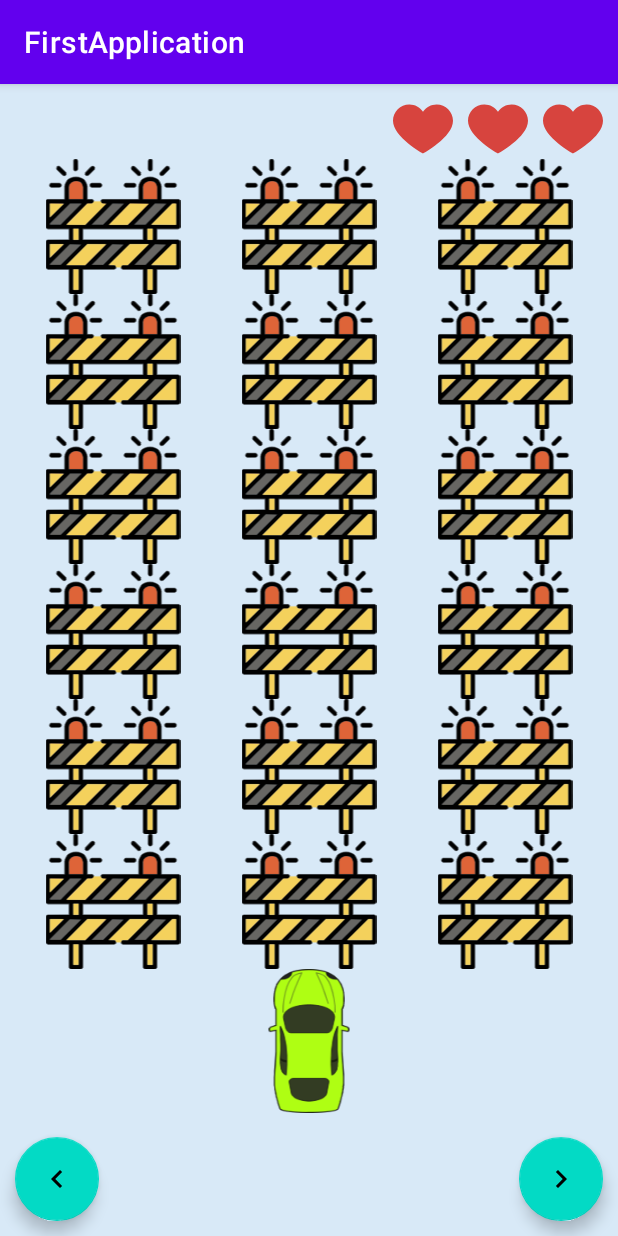
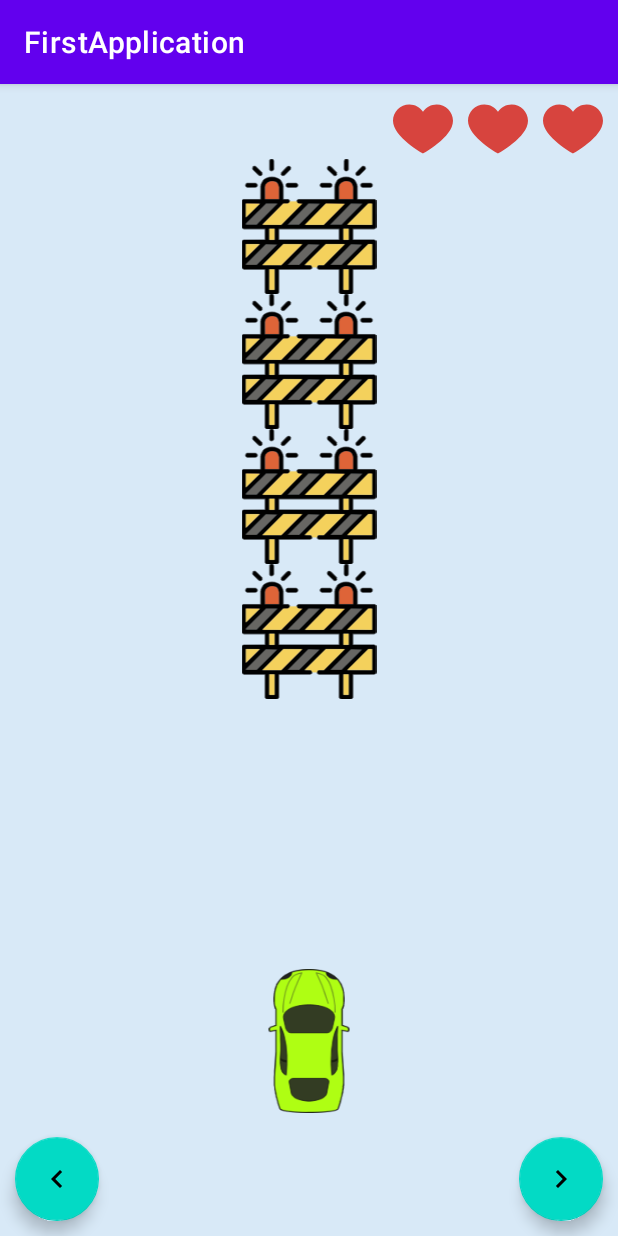
Before and after one commit to Danielberin23/Carlanegame, an Android app: the screen it shows after launch (MainActivity), on a phone screen of 412 x 824 dp. Run offline under Robolectric (Android 15) with nearby library versions, the phone set to English and light mode, and no system bars.

Commit message:
finished project

```diff
--- a/app/src/main/java/Logic/GameManager.java
+++ b/app/src/main/java/Logic/GameManager.java
@@ -17,6 +17,9 @@ public class GameManager {
     private int[][] matOfObstacle;
     private int car_Position;
     private boolean isCrash = false;
+
+
+
     private boolean isFinish = false;
 
     public GameManager (int numOfLives , int numRows , int numCol){
@@ -78,9 +81,6 @@ public class GameManager {
     }
     private void addNewObstacle() {
         int randomCol = new Random().nextInt(numCol);
-        while(matOfObstacle[0][randomCol]==1)
-            randomCol=new Random().nextInt(numCol);
-
 
         for (int i = 0; i < numCol; i++) {
             if(randomCol == i) {
@@ -110,11 +110,6 @@ public class GameManager {
                         if(numOfLives == 0){
                             isFinish = true;
                         }
-                    }
-                }
-                if( i == numRows - 1 && matOfObstacle[i][j] == 2){
-                    matOfObstacle[i][j] = 0;
-                    if(j == car_Position){
                     }
                 }
                 else if(i != numRows - 1){
@@ -166,5 +161,12 @@ public class GameManager {
     public void setMatOfObstacle(int[][] matOfObstacle) {
         this.matOfObstacle = matOfObstacle;
     }
+    public boolean isFinish() {
+        return isFinish;
+    }
+
+    public void setFinish(boolean finish) {
+        isFinish = finish;
+    }
 
 }
--- a/app/src/main/java/com/example/firstapplication/MainActivity.java
+++ b/app/src/main/java/com/example/firstapplication/MainActivity.java
@@ -1,7 +1,6 @@
 package com.example.firstapplication;
 
-import androidx.appcompat.app.AppCompatActivity;
-
+import android.annotation.SuppressLint;
 import android.content.Context;
 import android.os.Build;
 import android.os.Bundle;
@@ -10,8 +9,13 @@ import android.os.Vibrator;
 import android.view.View;
 import android.widget.Toast;
 
+import androidx.appcompat.app.AppCompatActivity;
+
 import com.google.android.material.floatingactionbutton.FloatingActionButton;
 import com.google.android.material.imageview.ShapeableImageView;
+
+import java.util.Timer;
+import java.util.TimerTask;
 
 import Logic.GameManager;
 
@@ -20,27 +24,41 @@ public class MainActivity extends AppCompatActivity {
     private FloatingActionButton[]  main_Action_Buttons;
     private ShapeableImageView[] main_IMG_hearts;
     private ShapeableImageView[] main_Car_green;
-    private ShapeableImageView[] main_Obstacles_lane;
+    private ShapeableImageView[][] main_Obstacles_lane;
     GameManager gameManager;
-    private int numOfLives = 3;
-    private int numRows = 6;
-    private int numCol =3;
-    private static final int DELAY = 1000;
-    private int car_Position=1;
+    private Timer timer;
+    private final int numOfLives = 3;
+    private final int numRows = 6;
+    private final int numCol =3;
+    private static final int DELAY = 700;
 
 
     @Override
     protected void onCreate(Bundle savedInstanceState) {
         super.onCreate(savedInstanceState);
         setContentView(R.layout.activity_main);
+        findViews();
+        setArrowKeyClickListeners();
+        gameManager = new GameManager(numOfLives, numRows, numCol);
+        gameManager.initItems();
 
-        findViews();
-
-        setArrowKeyClickListeners();
     }
     //
+    protected void onResume() {
+        super.onResume();
+        startTimer();
+    }
 
+    private void startTimer() {
+        timer = new Timer();
+        timer.scheduleAtFixedRate(new TimerTask() {
+            @Override
+            public void run() {
+                runOnUiThread(() -> updateUI());
 
+            }
+        }, DELAY, DELAY);
+    }
     private void updateUI() {
         gameManager.updateBoard();
         boolean isFinish = gameManager.isGameFinish();
@@ -48,6 +66,11 @@ public class MainActivity extends AppCompatActivity {
         if (isFinish) {
             showToast("Game Over");
             makeVibrate();
+            gameManager.setNumOfLives(3);//return to full life
+            gameManager.initItems();// restart board
+            gameManager.setFinish(false);//restart game
+
+
 
         } else {
             boolean isCrashed = gameManager.isCrash();
@@ -63,20 +86,20 @@ public class MainActivity extends AppCompatActivity {
 
     private void showObstacles() {
         int[][] matObstacles = gameManager.getMatOfObstacle();
-        int height=0;
         for (int i = 0; i < numRows; i++) {
             for (int j = 0; j < numCol; j++) {
                 if (matObstacles[i][j] == 1) {
-                    main_Obstacles_lane[i].setImageResource(R.drawable.barrier);
-                    main_Obstacles_lane[i].setVisibility(View.VISIBLE);
+                    main_Obstacles_lane[i][j].setImageResource(R.drawable.barrier);
+                    main_Obstacles_lane[i][j].setVisibility(View.VISIBLE);
                 }
                 else  {
-                    main_Obstacles_lane[i].setVisibility(View.INVISIBLE);
+                    main_Obstacles_lane[i][j].setVisibility(View.INVISIBLE);
                 }
             }
         }
     }
 
+    @SuppressLint("ObsoleteSdkInt")
     private void makeVibrate(){
         Vibrator v = (Vibrator) getSystemService(Context.VIBRATOR_SERVICE);
         // Vibrate for 500 milliseconds
@@ -103,6 +126,8 @@ public class MainActivity extends AppCompatActivity {
 
 
     private void clickedActionLeft() {
+        gameManager.moveCar("left");
+        showCar();
 
     }
     private void showToast(String string) {
@@ -143,8 +168,34 @@ public class MainActivity extends AppCompatActivity {
                 findViewById(R.id.main_Left_button),
                 findViewById(R.id.main_Right_button)
         };
+        findObstacles();
     }
-    private void findObstocales(){
+    private void findObstacles(){
+        main_Obstacles_lane = new ShapeableImageView[][]{
+                {findViewById(R.id.main_IMG_Barrier_11),
+                        findViewById(R.id.main_IMG_Barrier_21),
+                        findViewById(R.id.main_IMG_Barrier_31),}
+                ,
+                {findViewById(R.id.main_IMG_Barrier_12),
+                        findViewById(R.id.main_IMG_Barrier_22),
+                        findViewById(R.id.main_IMG_Barrier_32),
+                },
+                {findViewById(R.id.main_IMG_Barrier_13),
+                        findViewById(R.id.main_IMG_Barrier_23),
+                        findViewById(R.id.main_IMG_Barrier_33),},
 
+                {findViewById(R.id.main_IMG_Barrier_14),
+                        findViewById(R.id.main_IMG_Barrier_24),
+                        findViewById(R.id.main_IMG_Barrier_34),
+                        },
+                {findViewById(R.id.main_IMG_Barrier_15),
+                        findViewById(R.id.main_IMG_Barrier_25),
+                        findViewById(R.id.main_IMG_Barrier_35),
+                       },
+                {findViewById(R.id.main_IMG_Barrier_16),
+                        findViewById(R.id.main_IMG_Barrier_26),
+                        findViewById(R.id.main_IMG_Barrier_36),
+                }
+        };
     }
 }
--- a/app/src/main/res/layout/activity_main.xml
+++ b/app/src/main/res/layout/activity_main.xml
@@ -101,13 +101,15 @@
         android:id="@+id/main_Right_button"
         android:layout_width="wrap_content"
         android:layout_height="wrap_content"
-        android:layout_margin="10dp"
+        android:layout_alignParentRight="true"
         android:layout_alignParentBottom="true"
-        android:layout_alignParentRight="true"
+        android:layout_marginStart="10dp"
+        android:layout_marginTop="10dp"
+        android:layout_marginEnd="10dp"
+        android:layout_marginBottom="10dp"
+        android:contentDescription="right"
         android:src="@drawable/baseline_keyboard_arrow_right_24"
-        android:contentDescription="right"
-        tools:ignore="HardcodedText,RelativeOverlap,RtlHardcoded">
-    </com.google.android.material.floatingactionbutton.FloatingActionButton>
+        tools:ignore="HardcodedText,RelativeOverlap,RtlHardcoded,ImageContrastCheck"></com.google.android.material.floatingactionbutton.FloatingActionButton>
 
     <com.google.android.material.floatingactionbutton.FloatingActionButton
         android:id="@+id/main_Left_button"
@@ -120,10 +122,10 @@
         android:layout_marginTop="10dp"
         android:layout_marginEnd="16dp"
         android:layout_marginBottom="10dp"
+        android:contentDescription="left"
         android:src="@drawable/baseline_keyboard_arrow_left_24"
         app:fabSize="normal"
-        android:contentDescription="left"
-        tools:ignore="HardcodedText,RtlHardcoded" />
+        tools:ignore="HardcodedText,RtlHardcoded,ImageContrastCheck" />
 <LinearLayout
     android:layout_width="match_parent"
     android:layout_height="90dp"
@@ -131,19 +133,25 @@
     android:layout_marginStart="10dp"
     android:layout_marginEnd="10dp">
     <com.google.android.material.imageview.ShapeableImageView
+        android:id="@+id/main_IMG_Barrier_11"
         android:layout_width="100dp"
         android:layout_height="90dp"
         app:srcCompat="@drawable/barrier"
+        android:visibility="invisible"
         android:layout_weight="1"/>
     <com.google.android.material.imageview.ShapeableImageView
+        android:id="@+id/main_IMG_Barrier_21"
         android:layout_width="100dp"
         android:layout_height="90dp"
         app:srcCompat="@drawable/barrier"
+        android:visibility="invisible"
         android:layout_weight="1"/>
     <com.google.android.material.imageview.ShapeableImageView
+        android:id="@+id/main_IMG_Barrier_31"
         android:layout_width="100dp"
         android:layout_height="90dp"
         app:srcCompat="@drawable/barrier"
+        android:visibility="invisible"
         android:layout_weight="1"/>
 
 </LinearLayout>
@@ -154,19 +162,25 @@
         android:layout_marginStart="10dp"
         android:layout_marginEnd="10dp">
         <com.google.android.material.imageview.ShapeableImageView
+            android:id="@+id/main_IMG_Barrier_12"
             android:layout_width="100dp"
             android:layout_height="90dp"
             app:srcCompat="@drawable/barrier"
+            android:visibility="invisible"
             android:layout_weight="1"/>
         <com.google.android.material.imageview.ShapeableImageView
+            android:id="@+id/main_IMG_Barrier_22"
             android:layout_width="100dp"
             android:layout_height="90dp"
             app:srcCompat="@drawable/barrier"
+            android:visibility="invisible"
             android:layout_weight="1"/>
         <com.google.android.material.imageview.ShapeableImageView
+            android:id="@+id/main_IMG_Barrier_32"
             android:layout_width="100dp"
             android:layout_height="90dp"
             app:srcCompat="@drawable/barrier"
+            android:visibility="invisible"
             android:layout_weight="1"/>
 
     </LinearLayout>
@@ -177,19 +191,25 @@
         android:layout_marginStart="10dp"
         android:layout_marginEnd="10dp">
         <com.google.android.material.imageview.ShapeableImageView
+            android:id="@+id/main_IMG_Barrier_13"
             android:layout_width="100dp"
             android:layout_height="90dp"
             app:srcCompat="@drawable/barrier"
+            android:visibility="invisible"
             android:layout_weight="1"/>
         <com.google.android.material.imageview.ShapeableImageView
+            android:id="@+id/main_IMG_Barrier_23"
             android:layout_width="100dp"
             android:layout_height="90dp"
             app:srcCompat="@drawable/barrier"
+            android:visibility="invisible"
             android:layout_weight="1"/>
         <com.google.android.material.imageview.ShapeableImageView
+            android:id="@+id/main_IMG_Barrier_33"
             android:layout_width="100dp"
             android:layout_height="90dp"
             app:srcCompat="@drawable/barrier"
+            android:visibility="invisible"
             android:layout_weight="1"/>
 
     </LinearLayout>
@@ -200,19 +220,25 @@
         android:layout_marginStart="10dp"
         android:layout_marginEnd="10dp">
         <com.google.android.material.imageview.ShapeableImageView
+            android:id="@+id/main_IMG_Barrier_14"
             android:layout_width="100dp"
             android:layout_height="90dp"
             app:srcCompat="@drawable/barrier"
+            android:visibility="invisible"
             android:layout_weight="1"/>
         <com.google.android.material.imageview.ShapeableImageView
+            android:id="@+id/main_IMG_Barrier_24"
             android:layout_width="100dp"
             android:layout_height="90dp"
             app:srcCompat="@drawable/barrier"
+            android:visibility="invisible"
             android:layout_weight="1"/>
         <com.google.android.material.imageview.ShapeableImageView
+            android:id="@+id/main_IMG_Barrier_34"
             android:layout_width="100dp"
             android:layout_height="90dp"
             app:srcCompat="@drawable/barrier"
+            android:visibility="invisible"
             android:layout_weight="1"/>
 
     </LinearLayout>
@@ -223,19 +249,25 @@
         android:layout_marginStart="10dp"
         android:layout_marginEnd="10dp">
         <com.google.android.material.imageview.ShapeableImageView
+            android:id="@+id/main_IMG_Barrier_15"
             android:layout_width="100dp"
             android:layout_height="90dp"
             app:srcCompat="@drawable/barrier"
+            android:visibility="invisible"
             android:layout_weight="1"/>
         <com.google.android.material.imageview.ShapeableImageView
+            android:id="@+id/main_IMG_Barrier_25"
             android:layout_width="100dp"
             android:layout_height="90dp"
             app:srcCompat="@drawable/barrier"
+            android:visibility="invisible"
             android:layout_weight="1"/>
         <com.google.android.material.imageview.ShapeableImageView
+            android:id="@+id/main_IMG_Barrier_35"
             android:layout_width="100dp"
             android:layout_height="90dp"
             app:srcCompat="@drawable/barrier"
+            android:visibility="invisible"
             android:layout_weight="1"/>
 
     </LinearLayout>
@@ -246,19 +278,25 @@
         android:layout_marginStart="10dp"
         android:layout_marginEnd="10dp">
         <com.google.android.material.imageview.ShapeableImageView
+            android:id="@+id/main_IMG_Barrier_16"
             android:layout_width="100dp"
             android:layout_height="90dp"
             app:srcCompat="@drawable/barrier"
+            android:visibility="invisible"
             android:layout_weight="1"/>
         <com.google.android.material.imageview.ShapeableImageView
+            android:id="@+id/main_IMG_Barrier_26"
             android:layout_width="100dp"
             android:layout_height="90dp"
             app:srcCompat="@drawable/barrier"
+            android:visibility="invisible"
             android:layout_weight="1"/>
         <com.google.android.material.imageview.ShapeableImageView
+            android:id="@+id/main_IMG_Barrier_36"
             android:layout_width="100dp"
             android:layout_height="90dp"
             app:srcCompat="@drawable/barrier"
+            android:visibility="invisible"
             android:layout_weight="1"/>
 
     </LinearLayout>
```
